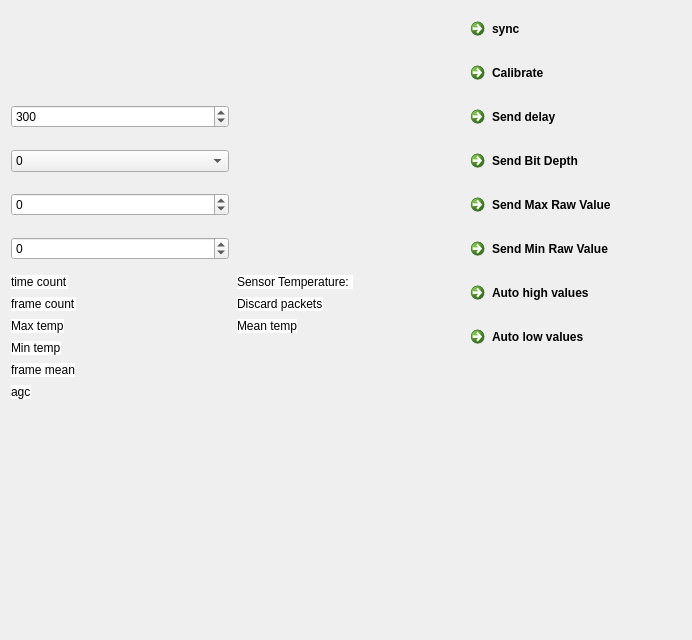
Old version of the form ui/Ui_HiControlWidget.ui in the repository alvaro893/sensor-reader.
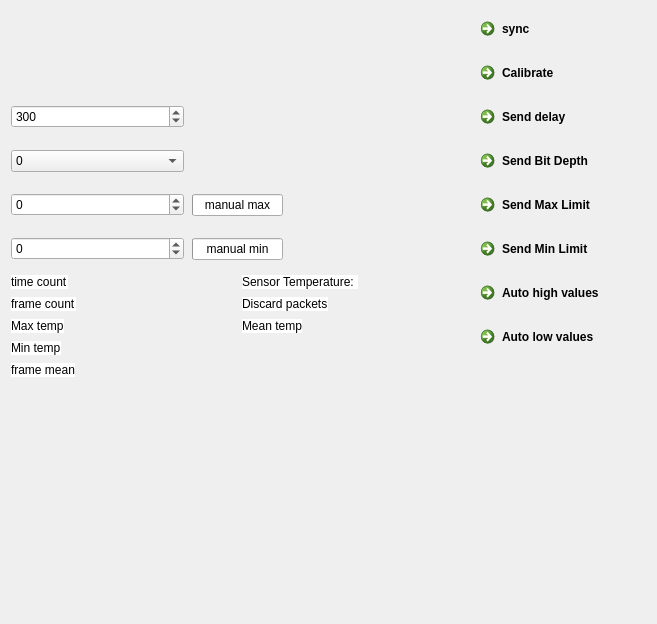
New version of the form.

Commit message: add an indicator when max and min limits are not auto

```diff
--- a/ui/Ui_HiControlWidget.ui
+++ b/ui/Ui_HiControlWidget.ui
@@ -6,8 +6,8 @@
    <rect>
     <x>0</x>
     <y>0</y>
-    <width>692</width>
-    <height>640</height>
+    <width>657</width>
+    <height>624</height>
    </rect>
   </property>
   <property name="windowTitle">
@@ -32,14 +32,14 @@
        </property>
       </widget>
      </item>
-     <item row="3" column="1">
-      <widget class="QLabel" name="delayLabel">
-       <property name="text">
-        <string/>
-       </property>
-      </widget>
-     </item>
      <item row="3" column="2">
+      <widget class="QLabel" name="delayLabel">
+       <property name="text">
+        <string/>
+       </property>
+      </widget>
+     </item>
+     <item row="3" column="3">
       <widget class="QCommandLinkButton" name="delayButton">
        <property name="cursor">
         <cursorShape>PointingHandCursor</cursorShape>
@@ -49,56 +49,56 @@
        </property>
       </widget>
      </item>
-     <item row="7" column="2">
+     <item row="7" column="3">
       <widget class="QCommandLinkButton" name="minRawButton">
        <property name="text">
-        <string>Send Min Raw Value</string>
+        <string>Send Min Limit</string>
        </property>
       </widget>
      </item>
-     <item row="4" column="1">
+     <item row="4" column="2">
       <widget class="QLabel" name="bitDepthLabel">
        <property name="text">
         <string/>
        </property>
       </widget>
      </item>
-     <item row="5" column="2">
+     <item row="5" column="3">
       <widget class="QCommandLinkButton" name="maxRawButton">
        <property name="text">
-        <string>Send Max Raw Value</string>
+        <string>Send Max Limit</string>
        </property>
       </widget>
      </item>
-     <item row="5" column="1">
+     <item row="5" column="2">
       <widget class="QLabel" name="maxRawLabel">
        <property name="text">
         <string/>
        </property>
       </widget>
      </item>
-     <item row="8" column="2">
+     <item row="8" column="3">
       <widget class="QCommandLinkButton" name="autoHighButton">
        <property name="text">
         <string>Auto high values</string>
        </property>
       </widget>
      </item>
-     <item row="9" column="2">
+     <item row="9" column="3">
       <widget class="QCommandLinkButton" name="autoLowButton">
        <property name="text">
         <string>Auto low values</string>
        </property>
       </widget>
      </item>
-     <item row="1" column="2">
+     <item row="1" column="3">
       <widget class="QCommandLinkButton" name="syncButton">
        <property name="text">
         <string>sync</string>
        </property>
       </widget>
      </item>
-     <item row="4" column="2">
+     <item row="4" column="3">
       <widget class="QCommandLinkButton" name="bitDepthButton">
        <property name="text">
         <string>Send Bit Depth</string>
@@ -134,7 +134,7 @@
        </item>
       </widget>
      </item>
-     <item row="2" column="2">
+     <item row="2" column="3">
       <widget class="QCommandLinkButton" name="calibrateButton">
        <property name="text">
         <string>Calibrate</string>
@@ -151,7 +151,7 @@
        </property>
       </widget>
      </item>
-     <item row="8" column="0" rowspan="3" colspan="2">
+     <item row="8" column="0" rowspan="3" colspan="3">
       <layout class="QHBoxLayout" name="horizontalLayout">
        <item>
         <layout class="QFormLayout" name="formLayout">
@@ -236,16 +236,6 @@
            </property>
           </widget>
          </item>
-         <item row="5" column="0">
-          <widget class="QLabel" name="label_6">
-           <property name="styleSheet">
-            <string notr="true">background-color: rgb(255, 255, 255);</string>
-           </property>
-           <property name="text">
-            <string>agc</string>
-           </property>
-          </widget>
-         </item>
          <item row="5" column="1">
           <widget class="QLabel" name="agcLabel">
            <property name="text">
@@ -267,6 +257,9 @@
        </item>
        <item>
         <layout class="QFormLayout" name="formLayout_3">
+         <property name="fieldGrowthPolicy">
+          <enum>QFormLayout::AllNonFixedFieldsGrow</enum>
+         </property>
          <item row="0" column="0">
           <widget class="QLabel" name="label_7">
            <property name="styleSheet">
@@ -322,7 +315,7 @@
        </item>
       </layout>
      </item>
-     <item row="10" column="2">
+     <item row="10" column="3">
       <spacer name="verticalSpacer">
        <property name="orientation">
         <enum>Qt::Vertical</enum>
@@ -335,13 +328,69 @@
        </property>
       </spacer>
      </item>
-     <item row="7" column="1">
+     <item row="7" column="2">
       <widget class="QLabel" name="minRawLabel">
        <property name="text">
         <string/>
        </property>
       </widget>
      </item>
+     <item row="5" column="1">
+      <widget class="QProgressBar" name="maxLed">
+       <property name="sizePolicy">
+        <sizepolicy hsizetype="Fixed" vsizetype="Fixed">
+         <horstretch>0</horstretch>
+         <verstretch>0</verstretch>
+        </sizepolicy>
+       </property>
+       <property name="toolTip">
+        <string extracomment="Indicates if value is not automatic"/>
+       </property>
+       <property name="minimum">
+        <number>0</number>
+       </property>
+       <property name="maximum">
+        <number>1</number>
+       </property>
+       <property name="value">
+        <number>0</number>
+       </property>
+       <property name="textVisible">
+        <bool>true</bool>
+       </property>
+       <property name="orientation">
+        <enum>Qt::Horizontal</enum>
+       </property>
+       <property name="invertedAppearance">
+        <bool>false</bool>
+       </property>
+       <property name="format">
+        <string>manual max</string>
+       </property>
+      </widget>
+     </item>
+     <item row="7" column="1">
+      <widget class="QProgressBar" name="minLed">
+       <property name="sizePolicy">
+        <sizepolicy hsizetype="Fixed" vsizetype="Fixed">
+         <horstretch>0</horstretch>
+         <verstretch>0</verstretch>
+        </sizepolicy>
+       </property>
+       <property name="maximum">
+        <number>1</number>
+       </property>
+       <property name="value">
+        <number>0</number>
+       </property>
+       <property name="textVisible">
+        <bool>true</bool>
+       </property>
+       <property name="format">
+        <string>manual min</string>
+       </property>
+      </widget>
+     </item>
     </layout>
    </item>
   </layout>
```
Left out of the diff: 20 changed lines with no effect on the pictures. The commit also changes 1 other file.
